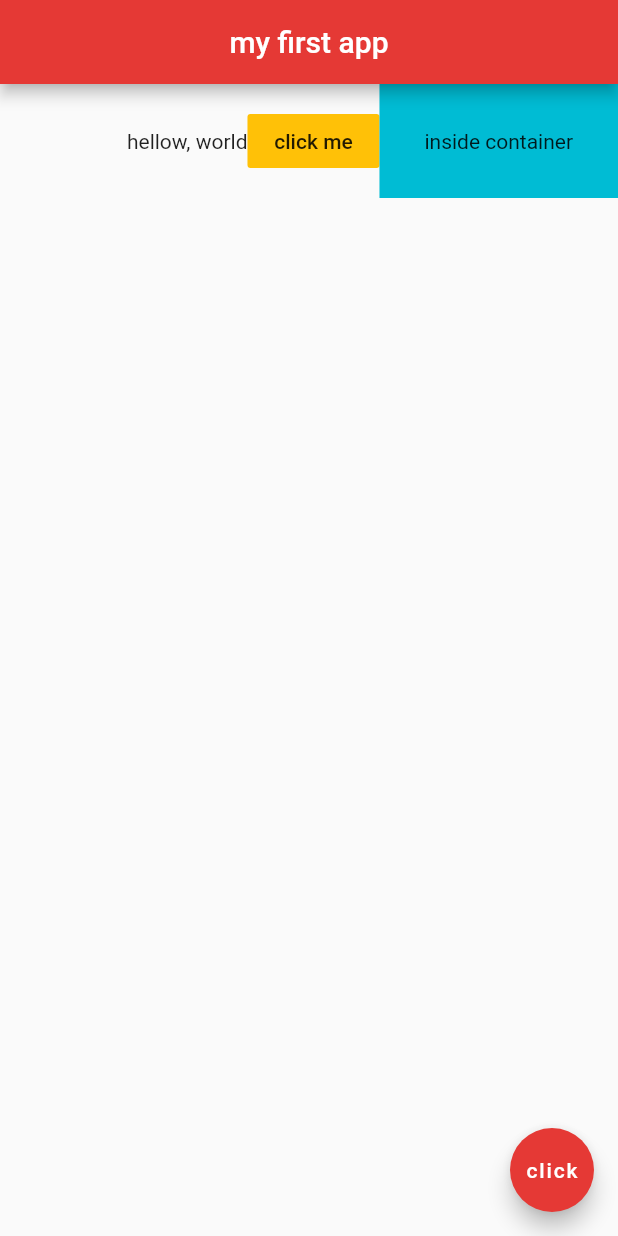
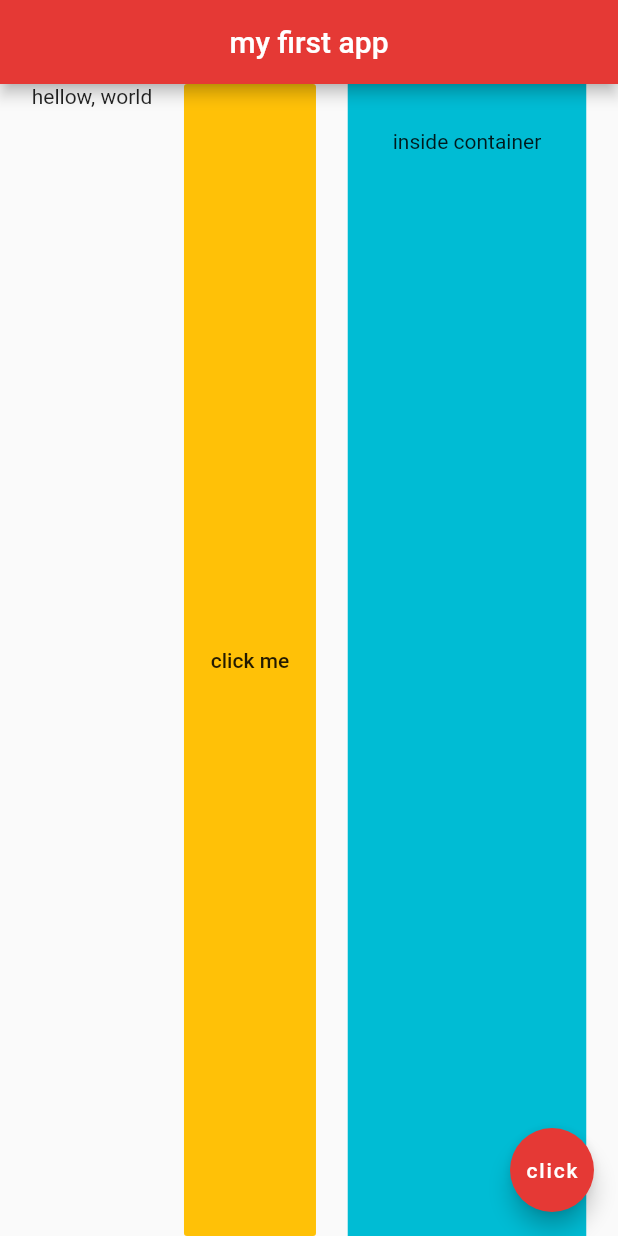
Before and after one commit to kouyoumikan/flutter_app, a Flutter app: the screen it shows after launch, on a phone screen of 412 x 824 dp. Run offline on Flutter 3.47's test engine with Material 2 defaults, Android fonts, the phone set to English and light mode, and no system bars.

Commit message:
2020/04/07　#11 crossAxisAlignment　利用可能なスペースの高さ伸びる

```diff
--- a/lib/main.dart
+++ b/lib/main.dart
@@ -16,8 +16,10 @@ class Home extends StatelessWidget {
         backgroundColor: Colors.red[600], // アプリバーの色
       ),
       body: Row(
-        // 列レイアウト　各要素間を右に寄せる
-        mainAxisAlignment: MainAxisAlignment.end,
+        // 列レイアウト　各要素間に余白を圴一
+        mainAxisAlignment: MainAxisAlignment.spaceEvenly,
+        // 利用可能なスペースの高さまで伸びる
+        crossAxisAlignment: CrossAxisAlignment.stretch,
         children: <Widget>[
           Text("hellow, world"),
           FlatButton(
```
